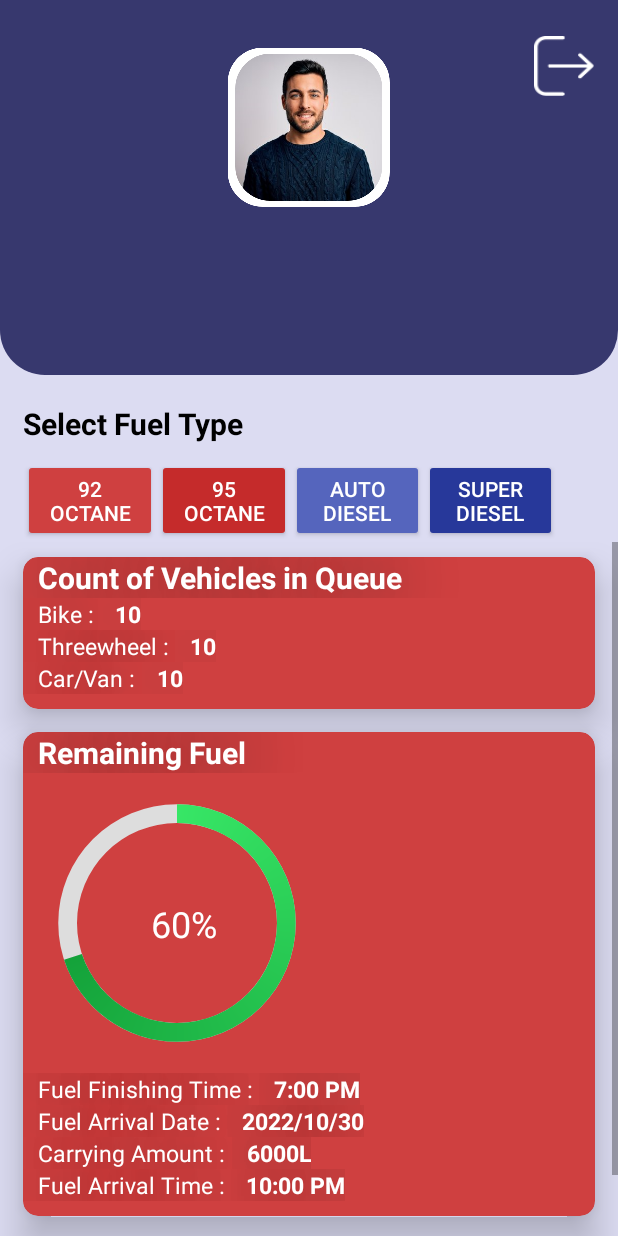
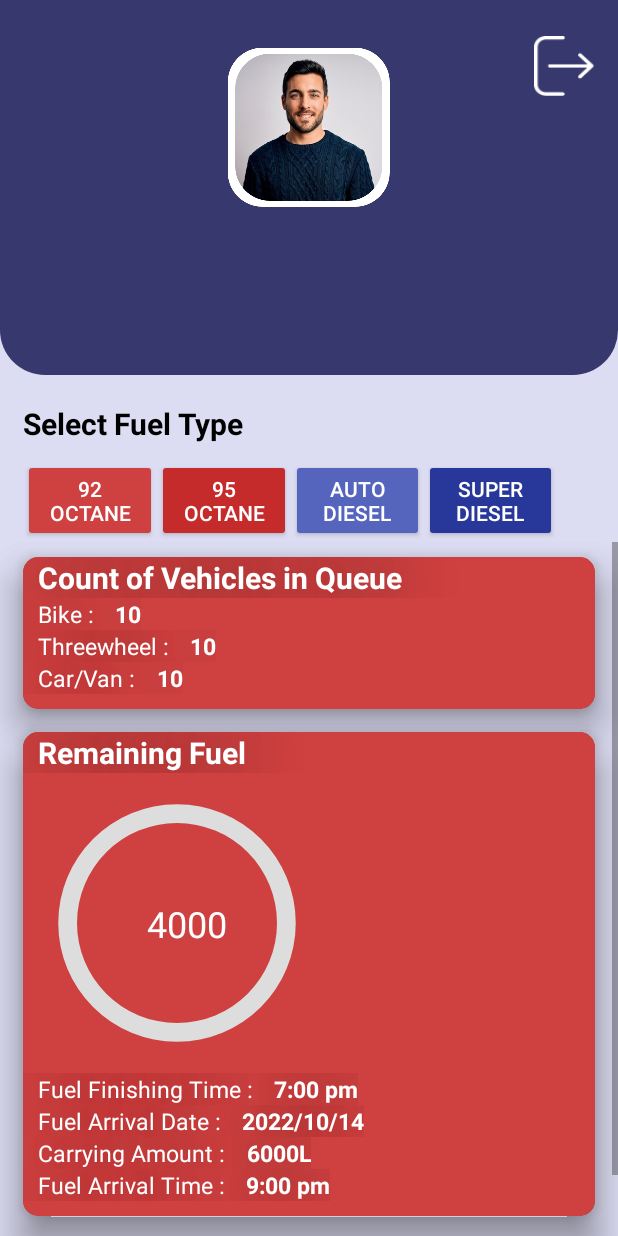
Before and after one commit to DILANDEVINDA/Fuel_Que_MobileApp, an Android app: the HomeScreenOwner screen opened directly, with no data from a screen before it, after a tap on "92 OCTANE", on a phone screen of 412 x 824 dp. Run offline under Robolectric (Android 15) with nearby library versions, the phone set to English and light mode, and no system bars; 5 statements that could not run were skipped.

Commit message:
dynamic values change on fragment

```diff
--- a/app/src/main/java/com/example/fuel_que_mobileapp/HomeScreenOwner.java
+++ b/app/src/main/java/com/example/fuel_que_mobileapp/HomeScreenOwner.java
@@ -2,15 +2,29 @@
 
 import androidx.appcompat.app.AppCompatActivity;
 import androidx.fragment.app.FragmentManager;
+import androidx.fragment.app.FragmentTransaction;
 
 import android.content.Context;
 import android.content.Intent;
 import android.content.SharedPreferences;
 import android.os.Bundle;
+import android.util.Log;
 import android.view.View;
 import android.widget.Button;
 import android.widget.ImageButton;
 import android.widget.TextView;
+import android.widget.Toast;
+
+import com.example.fuel_que_mobileapp.models.user.FuelStationAPI;
+import com.example.fuel_que_mobileapp.models.user.FuelStationModel;
+import com.example.fuel_que_mobileapp.models.user.UserAPI;
+import com.example.fuel_que_mobileapp.models.user.UserModel;
+
+import retrofit2.Call;
+import retrofit2.Callback;
+import retrofit2.Response;
+import retrofit2.Retrofit;
+import retrofit2.converter.gson.GsonConverterFactory;
 
 public class HomeScreenOwner extends AppCompatActivity {
 
@@ -19,7 +33,7 @@
     public static final String SHARED_PREFS = "shared_prefs";
     public TextView Nametxtview,Emaitxtview;
 
-    String emailStr,nameStr;
+    String emailStr,nameStr,userId;
     SharedPreferences sharedpreferences;
 
     @Override
@@ -38,10 +52,37 @@
         sharedpreferences = getSharedPreferences(SHARED_PREFS, Context.MODE_PRIVATE);
         emailStr = sharedpreferences.getString("email_key", null);
         nameStr = sharedpreferences.getString("name_key", null);
+        userId = sharedpreferences.getString("user_id", null);
 
         Nametxtview.setText(nameStr);
         Emaitxtview.setText(emailStr);
 
+        //Api Caller
+        Retrofit retrofit = new Retrofit.Builder()
+                .baseUrl("http://192.168.1.6:45455/")
+                .addConverterFactory(GsonConverterFactory.create())
+                .build();
+
+        FuelStationAPI api = retrofit.create(FuelStationAPI.class);
+        Call<FuelStationModel> call = api.getSpecificFuelStation(userId);
+
+        //Invoking th API to retrieve fuel station data
+        call.enqueue(new Callback<FuelStationModel>() {
+            @Override
+            public void onResponse(Call<FuelStationModel> call, Response<FuelStationModel> response) {
+                if(response.code() == 200){
+
+                }
+            }
+
+            @Override
+            public void onFailure(Call<FuelStationModel> call, Throwable t) {
+
+            }
+        });
+
+        //Logout method
+        //this will remove the session
         logOut.setOnClickListener(new View.OnClickListener() {
             @Override
             public void onClick(View view) {
@@ -56,19 +97,30 @@
             }
         });
 
+        //Fragment calling method
         octane92.setOnClickListener(new View.OnClickListener() {
             @Override
             public void onClick(View view) {
                 FragmentManager fragmentManager = getSupportFragmentManager();
-                fragmentManager.beginTransaction()
+                final FragmentTransaction fragmentTransaction = fragmentManager.beginTransaction();
+                final OwnerFuel92OcataneFragment myFragment = new OwnerFuel92OcataneFragment();
+                Bundle b = new Bundle();
+                b.putInt("RemainingFuel", 4000);
+                b.putString("FuelFinishTime", "7:00 pm");
+                b.putString("FuelArrivalDate", "2022/10/14");
+                b.putString("FuelArrivalTime", "9:00 pm");
+
+                myFragment.setArguments(b);
+                fragmentTransaction.add(R.id.fragmentContainerViewOwner, myFragment).commit();
+                /*fragmentManager.beginTransaction()
                         .replace(R.id.fragmentContainerViewOwner, OwnerFuel92OcataneFragment.class, null)
                         .setReorderingAllowed(true)
                         .addToBackStack("name") // name can be null
-                        .commit();
-
+                        .commit();*/
             }
         });
 
+        //Fragment calling method
         octane95.setOnClickListener(new View.OnClickListener() {
             @Override
             public void onClick(View view) {
@@ -82,6 +134,7 @@
             }
         });
 
+        //Fragment calling method
         autodiesel.setOnClickListener(new View.OnClickListener() {
             @Override
             public void onClick(View view) {
@@ -95,6 +148,7 @@
             }
         });
 
+        //Fragment calling method
         superdiesel.setOnClickListener(new View.OnClickListener() {
             @Override
             public void onClick(View view) {
--- a/app/src/main/java/com/example/fuel_que_mobileapp/OwnerFuel92OcataneFragment.java
+++ b/app/src/main/java/com/example/fuel_que_mobileapp/OwnerFuel92OcataneFragment.java
@@ -11,13 +11,16 @@
 import android.view.ViewGroup;
 import android.widget.Button;
 import android.widget.EditText;
+import android.widget.ProgressBar;
+import android.widget.TextView;
 
 public class OwnerFuel92OcataneFragment extends Fragment {
 
     private AlertDialog.Builder dialogbuilder;
     private AlertDialog dialog;
-    private EditText fuelFinihingtime,fueslArrivalTime,fuelArrivalDate,carryinhLitres;
+    private EditText fuelFinihingtimePopUP,fueslArrivalTimePopUP,fuelArrivalDatePopUP,carryinhLitresPopUP;
     private Button cancel,update,save;
+    private ProgressBar progressBar;
 
     @Override
     public void onCreate(Bundle savedInstanceState) {
@@ -32,16 +35,37 @@
         View rootView = inflater.inflate(R.layout.fragment_owner_fuel92_ocatane, container, false);
         update = (Button)rootView.findViewById(R.id.btnFragment92OcataneUpdate);
 
+        TextView fuelFinishTime = rootView.findViewById(R.id.textVie18);
+        TextView fuelArrivalDate = rootView.findViewById(R.id.textVie22);
+        TextView CarryingAmount = rootView.findViewById(R.id.textVie24);
+        TextView fuelArrivalTime = rootView.findViewById(R.id.textVie20);
+        TextView progresstxtView = rootView.findViewById(R.id.progressBar_textView92);
+        progressBar = (ProgressBar)rootView.findViewById(R.id.progress_bar92);
+
+        Bundle bundle = getArguments();
+        String message1 = bundle.getString("FuelFinishTime");
+        String message2 = bundle.getString("FuelArrivalDate");
+        int message3 = bundle.getInt("RemainingFuel");
+        String message4 = bundle.getString("FuelArrivalTime");
+
+        fuelFinishTime.setText(message1);
+        fuelArrivalDate.setText(message2);
+        CarryingAmount.setText(message3);
+        fuelArrivalTime.setText(message4);
+
+        progressBar.setProgress(message3/10000 * 100);
+        progresstxtView.setText(String.valueOf(message3));
+
          update.setOnClickListener(new View.OnClickListener() {
             @Override
             public void onClick(View v) {
                 dialogbuilder = new AlertDialog.Builder(OwnerFuel92OcataneFragment.this.getActivity());
                 final View update92PopView = getLayoutInflater().inflate(R.layout.popupfor92,null);
 
-                fuelFinihingtime = (EditText) update92PopView.findViewById(R.id.editTextTextPopUpFuelFinishingTime);
-                fuelArrivalDate = (EditText) update92PopView.findViewById(R.id.editTextTextPopUpFuelArrivalDate);
-                fueslArrivalTime = (EditText) update92PopView.findViewById(R.id.editTextTextPopUpFuelArrivalTime);
-                carryinhLitres = (EditText) update92PopView.findViewById(R.id.editTextTextPopUpFuelAmount);
+                fuelFinihingtimePopUP = (EditText) update92PopView.findViewById(R.id.editTextTextPopUpFuelFinishingTime);
+                fuelArrivalDatePopUP = (EditText) update92PopView.findViewById(R.id.editTextTextPopUpFuelArrivalDate);
+                fueslArrivalTimePopUP = (EditText) update92PopView.findViewById(R.id.editTextTextPopUpFuelArrivalTime);
+                carryinhLitresPopUP = (EditText) update92PopView.findViewById(R.id.editTextTextPopUpFuelAmount);
 
                 cancel = (Button) update92PopView.findViewById(R.id.btnPopUpCancel);
                 save = (Button) update92PopView.findViewById(R.id.btnPopUpSave);
--- /dev/null
+++ b/app/src/main/java/com/example/fuel_que_mobileapp/models/user/FuelStationAPI.java
@@ -0,0 +1,11 @@
+package com.example.fuel_que_mobileapp.models.user;
+
+import retrofit2.Call;
+import retrofit2.http.GET;
+import retrofit2.http.Path;
+
+public interface FuelStationAPI {
+
+    @GET("backend/FuelStation/{fuelStationId}")
+    Call<FuelStationModel> getSpecificFuelStation(@Path("fuelStationId") String fuelStationId);
+}
--- a/app/src/main/res/layout/fragment_owner_fuel92_ocatane.xml
+++ b/app/src/main/res/layout/fragment_owner_fuel92_ocatane.xml
@@ -167,11 +167,11 @@
                         android:layout_height="match_parent">
 
                         <ProgressBar
-                            android:id="@+id/progress_bar"
+                            android:id="@+id/progress_bar92"
                             android:layout_width="200dp"
                             android:layout_height="200dp"
                             android:indeterminateOnly="false"
-                            android:progress="70"
+                            android:progress="60"
                             android:progressDrawable="@drawable/circle"
                             app:layout_constraintBottom_toBottomOf="parent"
                             app:layout_constraintEnd_toEndOf="parent"
@@ -181,7 +181,7 @@
                             app:layout_constraintVertical_bias="0.0" />
 
                         <TextView
-                            android:id="@+id/textView16"
+                            android:id="@+id/progressBar_textView92"
                             android:layout_width="wrap_content"
                             android:layout_height="wrap_content"
                             android:text="60%"
@@ -191,7 +191,7 @@
                             app:layout_constraintEnd_toEndOf="parent"
                             app:layout_constraintHorizontal_bias="0.252"
                             app:layout_constraintStart_toStartOf="parent"
-                            app:layout_constraintTop_toTopOf="@+id/progress_bar"
+                            app:layout_constraintTop_toTopOf="@+id/progress_bar92"
                             app:layout_constraintVertical_bias="0.502" />
 
                     </androidx.constraintlayout.widget.ConstraintLayout>
```
Also changed, not shown: app/src/main/java/com/example/fuel_que_mobileapp/models/user/FuelStationModel.java (added, +39 -0 lines).
